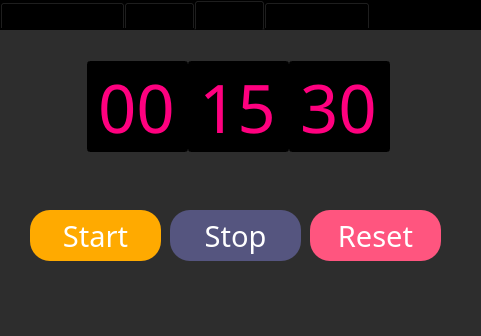
This is 25/mainwindow.ui in dehmovlaei/PyLearn as Qt 5 draws it before an edit. The edited form follows.
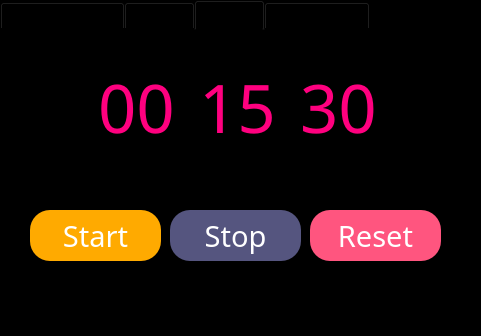
This is the edited form. The open tabs and pages were chosen to show the change.

Diff of the .ui file:
```diff
--- a/25/mainwindow.ui
+++ b/25/mainwindow.ui
@@ -4093,27 +4093,27 @@
         <colorrole role="Button">
          <brush brushstyle="SolidPattern">
           <color alpha="255">
-           <red>45</red>
-           <green>45</green>
-           <blue>45</blue>
+           <red>0</red>
+           <green>0</green>
+           <blue>0</blue>
           </color>
          </brush>
         </colorrole>
         <colorrole role="Base">
          <brush brushstyle="SolidPattern">
           <color alpha="255">
-           <red>45</red>
-           <green>45</green>
-           <blue>45</blue>
+           <red>0</red>
+           <green>0</green>
+           <blue>0</blue>
           </color>
          </brush>
         </colorrole>
         <colorrole role="Window">
          <brush brushstyle="SolidPattern">
           <color alpha="255">
-           <red>45</red>
-           <green>45</green>
-           <blue>45</blue>
+           <red>0</red>
+           <green>0</green>
+           <blue>0</blue>
           </color>
          </brush>
         </colorrole>
@@ -4122,27 +4122,27 @@
         <colorrole role="Button">
          <brush brushstyle="SolidPattern">
           <color alpha="255">
-           <red>45</red>
-           <green>45</green>
-           <blue>45</blue>
+           <red>0</red>
+           <green>0</green>
+           <blue>0</blue>
           </color>
          </brush>
         </colorrole>
         <colorrole role="Base">
          <brush brushstyle="SolidPattern">
           <color alpha="255">
-           <red>45</red>
-           <green>45</green>
-           <blue>45</blue>
+           <red>0</red>
+           <green>0</green>
+           <blue>0</blue>
           </color>
          </brush>
         </colorrole>
         <colorrole role="Window">
          <brush brushstyle="SolidPattern">
           <color alpha="255">
-           <red>45</red>
-           <green>45</green>
-           <blue>45</blue>
+           <red>0</red>
+           <green>0</green>
+           <blue>0</blue>
           </color>
          </brush>
         </colorrole>
@@ -4151,27 +4151,27 @@
         <colorrole role="Button">
          <brush brushstyle="SolidPattern">
           <color alpha="255">
-           <red>45</red>
-           <green>45</green>
-           <blue>45</blue>
+           <red>0</red>
+           <green>0</green>
+           <blue>0</blue>
           </color>
          </brush>
         </colorrole>
         <colorrole role="Base">
          <brush brushstyle="SolidPattern">
           <color alpha="255">
-           <red>45</red>
-           <green>45</green>
-           <blue>45</blue>
+           <red>0</red>
+           <green>0</green>
+           <blue>0</blue>
           </color>
          </brush>
         </colorrole>
         <colorrole role="Window">
          <brush brushstyle="SolidPattern">
           <color alpha="255">
-           <red>45</red>
-           <green>45</green>
-           <blue>45</blue>
+           <red>0</red>
+           <green>0</green>
+           <blue>0</blue>
           </color>
          </brush>
         </colorrole>
@@ -4179,7 +4179,7 @@
       </palette>
      </property>
      <property name="styleSheet">
-      <string notr="true">background-color: rgb(45, 45, 45);</string>
+      <string notr="true">background-color: rgb(0, 0, 0);</string>
      </property>
      <attribute name="title">
       <string>Timer</string>
```
Left out of the diff: 24 changed lines with no effect on the pictures.
